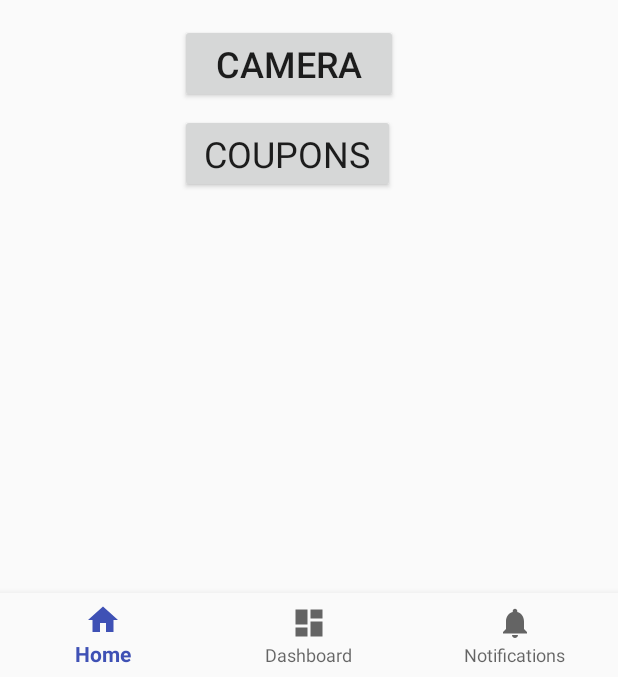
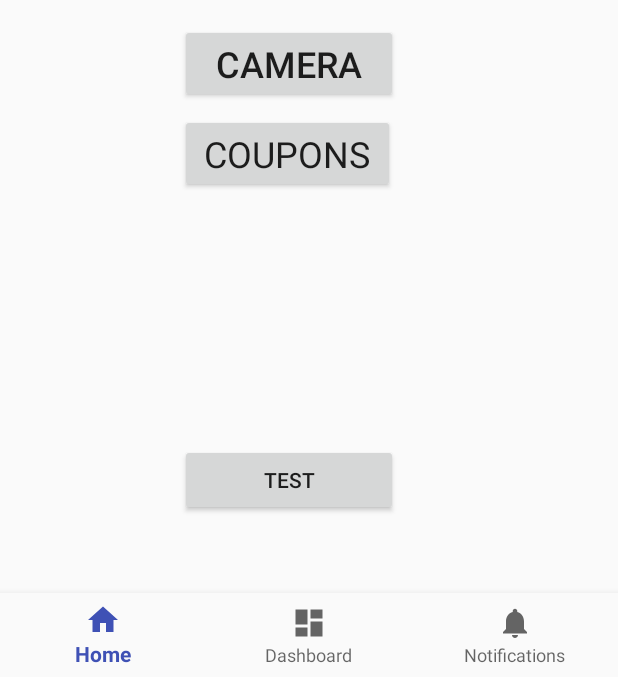
Before and after one commit to JesseniaL/Couponer-X, an Android app: the screen it shows after launch (Main), on a phone screen of 412 x 824 dp, the part 559-1236 px from its top. Run offline under Robolectric (Android 15) with nearby library versions, the phone set to English and light mode, and no system bars.

```diff
--- a/CouponApp/Couponer-X/app/src/main/java/com/app/jessenialopez/couponer/Main.java
+++ b/CouponApp/Couponer-X/app/src/main/java/com/app/jessenialopez/couponer/Main.java
@@ -1,27 +1,20 @@
 package com.app.jessenialopez.couponer;
 
-import android.app.Dialog;
-import android.content.DialogInterface;
 import android.content.Intent;
 import android.graphics.Bitmap;
 import android.os.Bundle;
 import android.provider.MediaStore;
-import android.support.v7.app.AlertDialog;
 import android.support.v7.app.AppCompatActivity;
-import android.view.LayoutInflater;
 import android.view.View;
 import android.widget.Button;
 import android.widget.ImageView;
-
-//import java.util.LinkedList;
-//import android.support.v4.app.DialogFragment;
-
 import android.widget.Toast;
 import java.io.File;
 import java.io.FileOutputStream;
-import android.media.MediaScannerConnection;
 import android.os.Environment;
 import android.util.Log;
+
+
 
 
 public class Main extends AppCompatActivity {
@@ -167,46 +160,28 @@ public class Main extends AppCompatActivity {
             int totalNumFiles = dir.listFiles().length;
             return totalNumFiles;
         }
-    /*        //https://developer.android.com/guide/topics/ui/dialogs.html
-        @Override
-        public Dialog onCreateDialog(Bundle savedInstanceState) {
-            AlertDialog.Builder build = new AlertDialog.Builder(getActivity());
-            //Getting layout inflater
-            LayoutInflater inflater = getActivity().getLayoutInflater();
 
-            builder.setView(inflater.inflate(R.layout.activity_main, null))
-                    //Adding action buttons
-                    .setPositiveButton(R.string.app_name, new DialogInterface.OnClickListener() {
-                        @Override
-                        public void onClick(DialogInterface dialog, int id) {
-                            // sign in
-                        }
-                    })
-                    .setNegativeButton(R.string.cancel, new DialogInterface.OnClickListener(){
-                        public void onCLick(DialogInterface dialog, int id) {
-                            LoginDialogFragment.this.getDialog().cancel();
-                        }
-                    });
-        builder.create();
+
+
+        //https://developer.android.com/guide/topics/ui/dialogs.html
+    /*Button btn;
+        btn = (Button) findViewByID(R.id.button);
+        btn.setOnClickListener(new View.OnClickListener () {
+            @Override
+                    public void OnClick(View v) {
+            btn cd = new userDialog(Main.this);
+            cd.getWindow().setBackgroundDrawable(new ColorDrawable(Color.TRANSPARENT));
+            cd.setCancelable(False);
+            cd.show();
+
+        });
+
 
 }
+
 */
 
-
             /*
-            //Added below:
-            btnpic.setOnClickListener(new View.OnClickListener() {
-                @Override
-                public void onClick(View v) {
-                    Intent camera_intent = new Intent(MediaStore.ACTION_IMAGE_CAPTURE);
-                    File file = getFile();
-                    camera_intent.putExtra(MediaStore.EXTRA_OUTPUT, Uri.fromFile(file));
-                    startActivityForResult(camera_intent, CAMERA_REQUEST);
-                }
-            });
-
-        }
-
 
         //Hashed Database
         @Override
--- a/CouponApp/Couponer-X/app/src/main/res/layout/activity_main.xml
+++ b/CouponApp/Couponer-X/app/src/main/res/layout/activity_main.xml
@@ -54,6 +54,14 @@
             android:textAppearance="@style/TextAppearance.AppCompat"
             android:textSize="24sp" />
 
+        <Button
+            android:id="@+id/button"
+            android:layout_width="145dp"
+            android:layout_height="wrap_content"
+            android:layout_marginStart="120dp"
+            android:layout_marginTop="280dp"
+            android:text="Test" />
+
         <android.support.design.widget.BottomNavigationView
             android:id="@+id/navigation"
             android:layout_width="match_parent"
```
